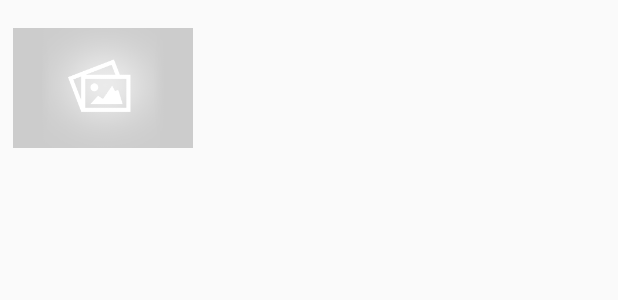
After one commit to DiForest/BusinessCardPlanner, an Android app: the layout search_layout_row_items.xml on its own in the app's theme, with its tools: preview values and no code run, on a phone screen of 412 x 824 dp. The commit adds this screen. Shown: the top 300 px of the screen. Run offline under Robolectric (Android 15) with nearby library versions, the phone set to English and light mode, and no system bars.

Commit message:
filter feature added
but wont roll back and search in other features

```diff
--- a/app/src/main/java/sam/businesscardplanner/BusinessCard/BusinessCardProfile.java
+++ b/app/src/main/java/sam/businesscardplanner/BusinessCard/BusinessCardProfile.java
@@ -77,7 +77,7 @@ public class BusinessCardProfile extends AppCompatActivity{
         cardWorkWebsite = (TextView) findViewById(R.id.card_work_website);
 
         cardGroup = (TextView) findViewById(R.id.card_group);
-        cardBusinessType = (TextView) findViewById(R.id.business_type);
+        cardBusinessType = (TextView) findViewById(R.id.card_business_type);
     }
 
     private void setInformation(){
@@ -98,6 +98,7 @@ public class BusinessCardProfile extends AppCompatActivity{
         String workCity = businessCard.get_workCity();
         String workState = businessCard.get_workState();
 
+        cardBusinessType.setText(businessCard.get_businessType());
         cardWorkPhone.setText(businessCard.get_workPhone());
         cardPhone.setText(businessCard.get_phone());
         cardJob.setText(businessCard.get_job());
--- a/app/src/main/java/sam/businesscardplanner/BusinessCard/BusinessCardsFragment.java
+++ b/app/src/main/java/sam/businesscardplanner/BusinessCard/BusinessCardsFragment.java
@@ -16,6 +16,7 @@ import java.util.List;
 
 import sam.businesscardplanner.DatabaseHandler.DatabaseHandler;
 import sam.businesscardplanner.R;
+import sam.businesscardplanner.Search.SearchActivity;
 
 /**
  * Created by Administrator on 7/16/2015.
@@ -86,6 +87,10 @@ public class BusinessCardsFragment extends Fragment {
     public boolean onOptionsItemSelected(MenuItem item) {
 
         switch (item.getItemId()) {
+            case R.id.action_search:
+                Intent searchIntent = new Intent(this.getActivity(), SearchActivity.class);
+                this.startActivity(searchIntent);
+                break;
             case R.id.action_add:
                 Intent intent = new Intent(this.getActivity(),AddNewCardActivity.class);
                 intent.putExtra("ADD OR EDIT", ADD);
--- /dev/null
+++ b/app/src/main/res/layout/search_layout_row_items.xml
@@ -0,0 +1,82 @@
+<?xml version="1.0" encoding="utf-8"?>
+<RelativeLayout xmlns:android="http://schemas.android.com/apk/res/android"
+    android:orientation="horizontal"
+    android:layout_width="match_parent"
+    android:layout_height="wrap_content"
+    android:padding="5dip">
+
+    <LinearLayout android:id="@+id/thumbnail"
+        android:layout_width="wrap_content"
+        android:layout_height="wrap_content"
+        android:padding="3dip"
+        android:layout_alignParentLeft="true"
+        android:layout_marginRight="5dip">
+
+        <ImageView
+            android:id="@+id/bc_image"
+            android:layout_height="100dp"
+            android:layout_width="120dp"
+            android:src="@drawable/placeholder"/>
+
+    </LinearLayout>
+
+    <TextView
+        android:id="@+id/name"
+        android:layout_width="wrap_content"
+        android:layout_height="wrap_content"
+        android:layout_alignTop="@+id/thumbnail"
+        android:layout_toRightOf="@+id/thumbnail"
+        android:textSize="20sp"
+        android:paddingLeft="5dp"
+        android:textColor="#000000">
+    </TextView>
+
+    <TextView
+        android:id="@+id/job"
+        android:layout_width="match_parent"
+        android:layout_height="wrap_content"
+        android:layout_below="@+id/name"
+        android:layout_toRightOf="@+id/thumbnail"
+        android:textSize="15sp"
+        android:paddingLeft="5dp"
+        android:textColor="#808080"
+        >
+    </TextView>
+
+    <TextView
+        android:id="@+id/company"
+        android:layout_width="match_parent"
+        android:layout_height="wrap_content"
+        android:layout_below="@+id/job"
+        android:layout_toRightOf="@+id/thumbnail"
+        android:textSize="15sp"
+        android:paddingLeft="5dp"
+        android:textColor="#808080"
+        >
+    </TextView>
+
+    <TextView
+        android:id="@+id/business_type"
+        android:layout_width="match_parent"
+        android:layout_height="wrap_content"
+        android:layout_below="@+id/company"
+        android:layout_toRightOf="@+id/thumbnail"
+        android:textSize="15sp"
+        android:paddingLeft="5dp"
+        android:textColor="#808080"
+        >
+    </TextView>
+
+    <TextView
+        android:id="@+id/address_city"
+        android:layout_width="match_parent"
+        android:layout_height="wrap_content"
+        android:layout_below="@+id/business_type"
+        android:layout_toRightOf="@+id/thumbnail"
+        android:textSize="15sp"
+        android:paddingLeft="5dp"
+        android:textColor="#808080"
+        >
+    </TextView>
+
+</RelativeLayout>
--- a/app/src/main/res/menu/drawer.xml
+++ b/app/src/main/res/menu/drawer.xml
@@ -15,11 +15,5 @@
             android:id="@+id/navigation_item_3"
             android:icon="@drawable/ic_calendar"
             android:title="Schedule" />
-
-        <item
-            android:id="@+id/navigation_item_4"
-            android:icon="@drawable/ic_search_grey"
-            android:title="Search" />
-
     </group>
 </menu>
--- a/app/src/main/res/menu/menu_all_card.xml
+++ b/app/src/main/res/menu/menu_all_card.xml
@@ -2,6 +2,12 @@
     xmlns:app="http://schemas.android.com/apk/res-auto"
     xmlns:tools="http://schemas.android.com/tools"
     tools:context=".MainActivity">
+
+    <item android:id="@+id/action_search"
+        android:title="add"
+        android:icon="@drawable/ic_search"
+        android:orderInCategory="100"
+        app:showAsAction="always" />
 
     <item android:id="@+id/action_add"
         android:title="add"
```
Also changed, not shown: app/src/main/AndroidManifest.xml (+7 -6 lines), app/src/main/java/sam/businesscardplanner/Search/SearchActivity.java (added, +93 -0 lines), app/src/main/java/sam/businesscardplanner/Search/SearchAdapter.java (added, +131 -0 lines), app/src/main/java/sam/businesscardplanner/Search/SearchFragment.java (deleted, +0 -7 lines), app/src/main/res/layout/search_layout.xml (added, +25 -0 lines).
